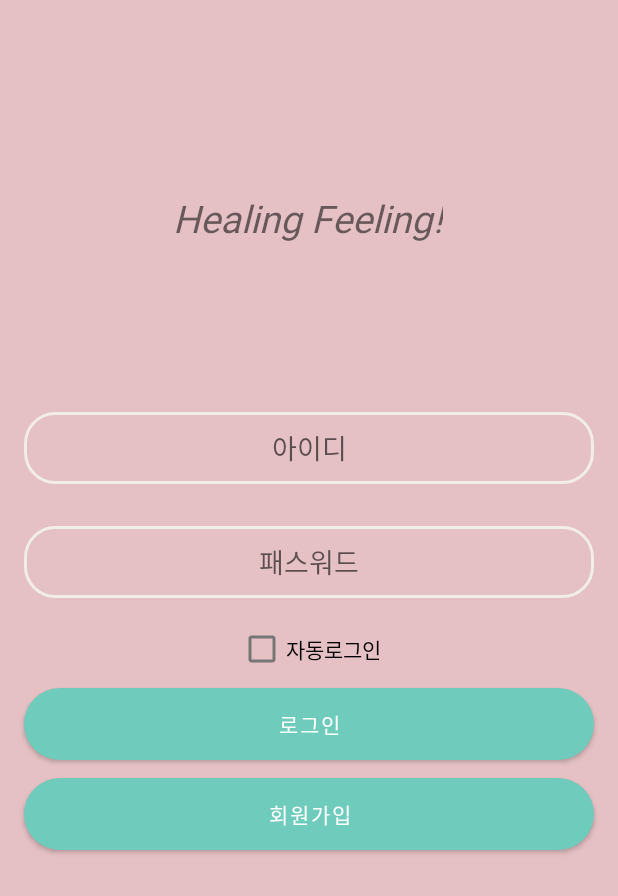
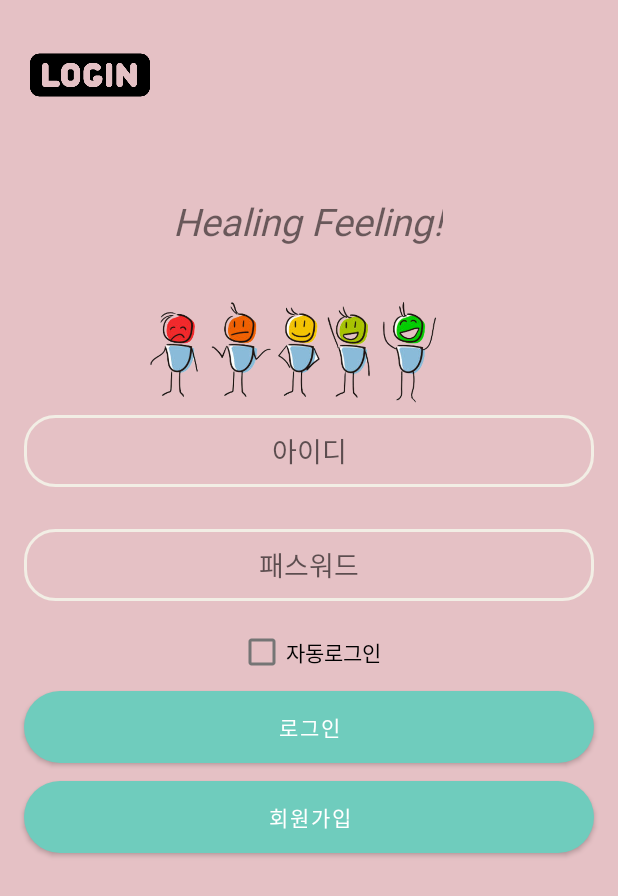
Before and after one commit to POTEN-S/HealingFeeling_Client, an Android app: the screen it shows after launch (LoginActivity), on a phone screen of 412 x 824 dp. Shown: the top 896 px of the screen. Run offline under Robolectric (Android 15) with nearby library versions, the phone set to English and light mode, and no system bars; our stand-ins replace Firebase (no records; nobody signed in at launch, a user with empty details on screens opened directly).

Commit message:
ui 수정

```diff
--- a/app/src/main/java/com/example/healingfeeling/SignupActivity.java
+++ b/app/src/main/java/com/example/healingfeeling/SignupActivity.java
@@ -98,7 +98,6 @@ public class SignupActivity extends AppCompatActivity {
                     break;
 
                 /*case R.id.signupActivity_imageview_profile:
->>>>>>> bce6c614d97fc55fc4726912e5b71f276d487658
                     Intent intent = new Intent(Intent.ACTION_PICK);
                     intent.setType(MediaStore.Images.Media.CONTENT_TYPE);
                     startActivityForResult(intent,PICK_FROM_ALBUM);
--- a/app/src/main/res/layout/activity_login.xml
+++ b/app/src/main/res/layout/activity_login.xml
@@ -10,19 +10,39 @@
     tools:context=".LoginActivity">
 
 
+    <ImageView
+        android:id="@+id/imageView2"
+        android:layout_width="80dp"
+        android:layout_height="100dp"
+        app:layout_constraintEnd_tobottomOf="@id/textView2"
+        app:layout_constraintStart_toStartOf="parent"
+        app:layout_constraintTop_toTopOf="parent"
+        android:layout_marginLeft="20dp"
+        app:srcCompat="@drawable/login" />
+
     <TextView
         android:id="@+id/textView2"
         android:layout_width="wrap_content"
         android:layout_height="wrap_content"
         android:layout_gravity="center"
-        android:layout_marginTop="128dp"
+        android:layout_marginTop="130dp"
         android:text="Healing Feeling!"
         android:textSize="25dp"
-        android:textStyle="italic"
+        android:textStyle="italic|bold"
         app:layout_constraintEnd_toEndOf="parent"
         app:layout_constraintHorizontal_bias="0.497"
         app:layout_constraintStart_toStartOf="parent"
-        app:layout_constraintTop_toTopOf="parent" />
+        app:layout_constraintTop_toTopOf="@id/imageView2" />
+
+    <ImageView
+        android:id="@+id/imageView3"
+        android:layout_width="300dp"
+        android:layout_height="130dp"
+        android:layout_marginStart="45dp"
+        android:layout_marginTop="170dp"
+        app:layout_constraintStart_toStartOf="parent"
+        app:layout_constraintTop_toTopOf="parent"
+        app:srcCompat="@drawable/standemo" />
 
     <EditText
         android:id="@+id/loginActivity_edittext_password"
--- a/app/src/main/res/layout/activity_signup.xml
+++ b/app/src/main/res/layout/activity_signup.xml
@@ -32,6 +32,7 @@
         android:layout_width="match_parent"
         android:layout_height="wrap_content"
         android:layout_marginTop="88dp"
+        android:padding="10dp"
         android:hint="이메일"
         android:background="@drawable/input_bg"
         app:layout_constraintEnd_toEndOf="parent"
@@ -45,6 +46,7 @@
         android:layout_marginTop="48dp"
         android:background="@drawable/input_bg"
         android:hint="패스워드"
+        android:padding="10dp"
         android:inputType="textPassword"
         app:layout_constraintEnd_toEndOf="parent"
         app:layout_constraintStart_toStartOf="parent"
@@ -57,6 +59,7 @@
         android:layout_marginTop="48dp"
         android:background="@drawable/input_bg"
         android:hint="이름"
+        android:padding="10dp"
         app:layout_constraintEnd_toEndOf="parent"
         app:layout_constraintStart_toStartOf="parent"
         app:layout_constraintTop_toBottomOf="@+id/signupActivity_edittext_email" />
```
Also changed, not shown: app/src/main/res/layout/activity_splash.xml (+7 -5 lines), app/src/main/res/drawable/feeling.png (added), app/src/main/res/drawable/standemo.png (added).
